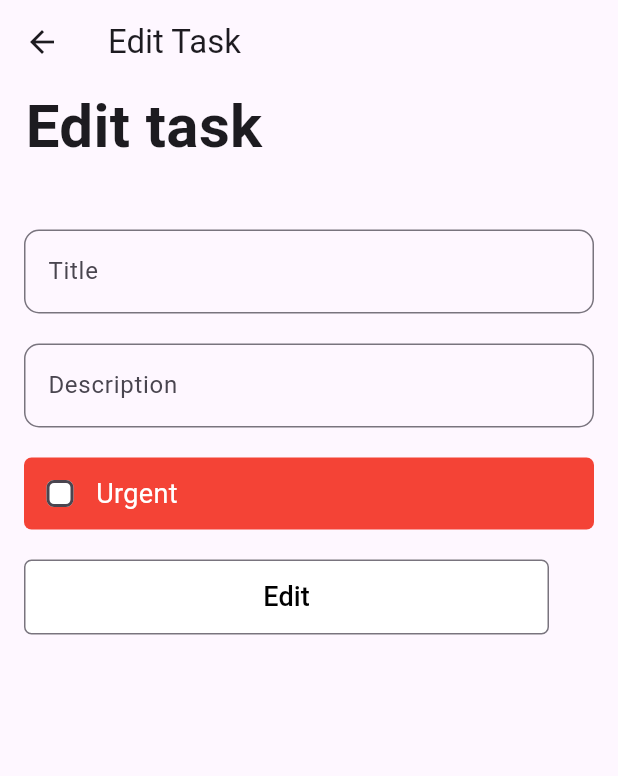
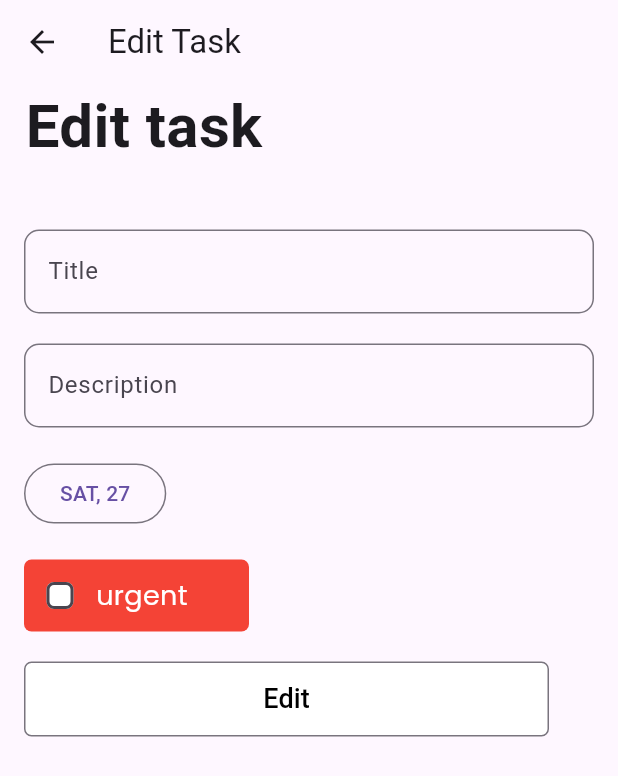
Before and after one commit to karinevitoria/PomoFocus, a Flutter app: the EditTask screen opened directly with empty values, on a phone screen of 412 x 824 dp. Shown: the top 776 px of the screen. Run offline on Flutter 3.47's test engine with Material 3 defaults, Android fonts, the phone set to English and light mode, and no system bars.

Commit message:
refactor(screen): Refactor the Create, Home and Edit pages

```diff
--- a/lib/domain/models/Task.dart
+++ b/lib/domain/models/Task.dart
@@ -5,12 +5,14 @@ class Task extends StatefulWidget {
   String title;
   String description;
   bool isUrgent;
+  DateTime date;
 
   Task(
       {super.key,
       required this.title,
       required this.description,
-      this.isUrgent = false});
+      this.isUrgent = false,
+      required this.date});
 
   @override
   _TaskState createState() => _TaskState();
@@ -30,6 +32,7 @@ class _TaskState extends State<Task> {
               title: widget.title,
               description: widget.description,
               isUrgent: widget.isUrgent,
+              date: widget.date,
             ),
           ),
         );
@@ -39,6 +42,7 @@ class _TaskState extends State<Task> {
             widget.title = result['title'];
             widget.description = result['description'];
             widget.isUrgent = result['isUrgent'];
+            widget.date = result['date'];
           });
         }
       },
--- a/lib/screens/edit_task.dart
+++ b/lib/screens/edit_task.dart
@@ -4,11 +4,13 @@ class EditTask extends StatefulWidget {
   final String title;
   final String description;
   final bool isUrgent;
+  final DateTime date;
 
   const EditTask({
     required this.title,
     required this.description,
     required this.isUrgent,
+    required this.date,
     Key? key,
   }) : super(key: key);
 
@@ -20,6 +22,7 @@ class _EditTaskState extends State<EditTask> {
   late TextEditingController _titleController;
   late TextEditingController _descriptionController;
   late bool _isUrgent;
+  late DateTime _date;
 
   @override
   void initState() {
@@ -27,6 +30,13 @@ class _EditTaskState extends State<EditTask> {
     _titleController = TextEditingController(text: widget.title);
     _descriptionController = TextEditingController(text: widget.description);
     _isUrgent = widget.isUrgent;
+    _date = widget.date;
+  }
+
+  String formatDate(DateTime date) {
+    final daysOfWeek = ['MON', 'TUE', 'WED', 'THU', 'FRI', 'SAT', 'SUN'];
+    final dayOfWeek = daysOfWeek[date.weekday - 1];
+    return '$dayOfWeek, ${date.day}';
   }
 
   @override
@@ -72,7 +82,33 @@ class _EditTaskState extends State<EditTask> {
               ),
             ),
             const SizedBox(height: 20),
-            Container(
+            OutlinedButton(
+              child: Text(
+                formatDate(_date),
+              ),
+              onPressed: () async {
+                final DateTime? picked = await showDatePicker(
+                  context: context,
+                  initialDate: _date,
+                  firstDate: DateTime(2000),
+                  lastDate: DateTime(2100),
+                );
+                if (picked != null && picked != _date) {
+                  setState(() {
+                    _date = picked;
+                  });
+                }
+              },
+            ),
+            const SizedBox(height: 20),
+            GestureDetector(
+              onTap: () {
+                setState(() {
+                  _isUrgent = !_isUrgent;
+                });
+              },
+              child: Container(
+                width: 150,
                 decoration: BoxDecoration(
                   color: Colors.red,
                   borderRadius: BorderRadius.circular(5),
@@ -93,9 +129,14 @@ class _EditTaskState extends State<EditTask> {
                         });
                       },
                     ),
-                  const Text('Urgent',
-                      style: TextStyle(color: Colors.white, fontSize: 18)),
+                    const Text('urgent',
+                        style: TextStyle(
+                            fontFamily: 'Poppins',
+                            color: Colors.white,
+                            fontSize: 18,
+                            fontWeight: FontWeight.w500)),
                   ],
+                ),
               ),
             ),
             const SizedBox(height: 20),
@@ -107,6 +148,7 @@ class _EditTaskState extends State<EditTask> {
                     'title': _titleController.text,
                     'description': _descriptionController.text,
                     'isUrgent': _isUrgent,
+                    'date': _date,
                   },
                 );
               },
--- a/lib/screens/home_page.dart
+++ b/lib/screens/home_page.dart
@@ -63,6 +63,7 @@ class _HomePageState extends State<HomePage> {
                     title: tasks[index].title,
                     description: tasks[index].description,
                     isUrgent: tasks[index].isUrgent,
+                    date: tasks[index].date,
                   );
                 },
               ),
```
Also changed, not shown: lib/screens/create_task.dart (+27 -0 lines). Lines whose indentation alone changed are shown as unchanged.
